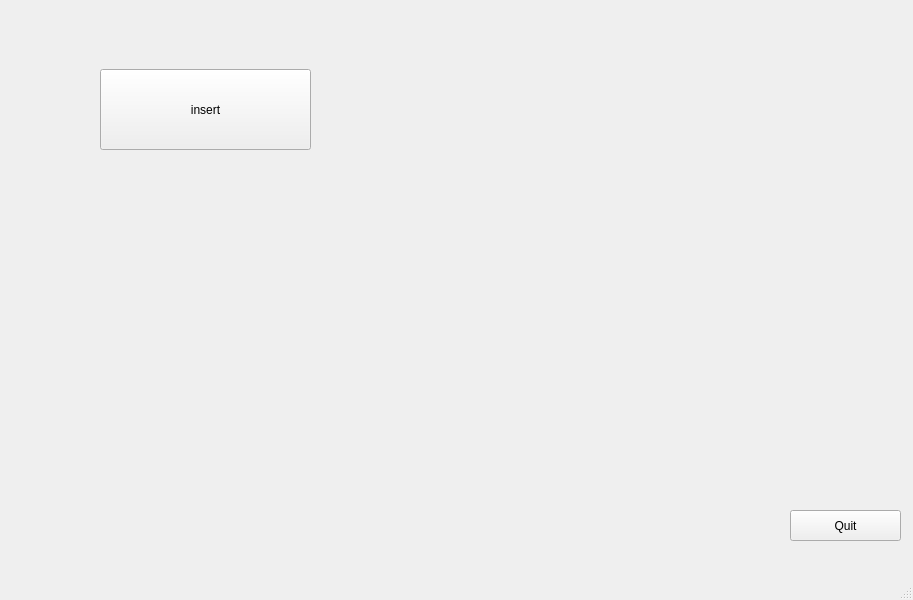
The window that mainwindow.ui (awmleer/grade-management) describes before a commit, drawn with Qt 5.
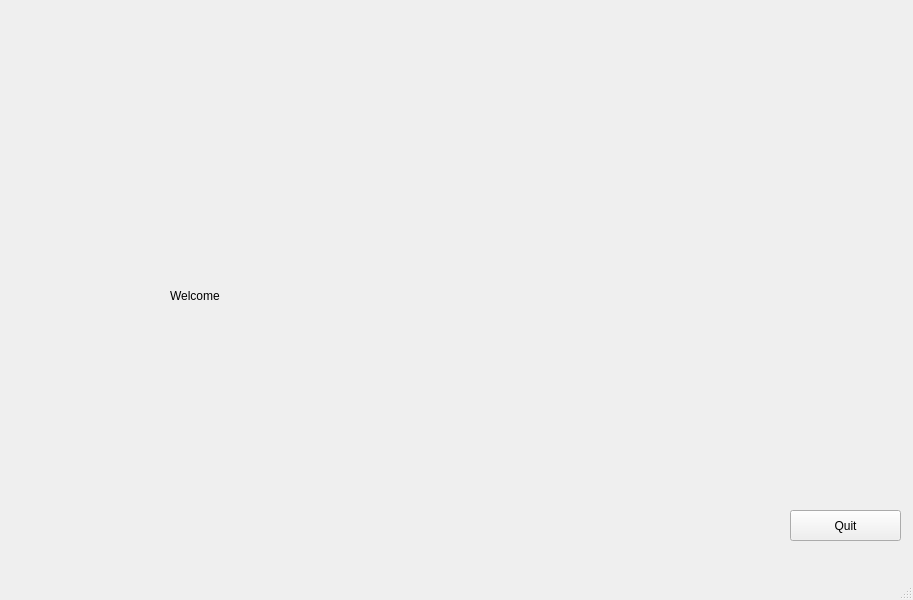
The same window after the commit.

Diff of the .ui file:
```diff
--- a/mainwindow.ui
+++ b/mainwindow.ui
@@ -27,17 +27,17 @@
      <string>Quit</string>
     </property>
    </widget>
-   <widget class="QPushButton" name="pushButton">
+   <widget class="QLabel" name="label">
     <property name="geometry">
      <rect>
-      <x>100</x>
-      <y>69</y>
-      <width>211</width>
-      <height>81</height>
+      <x>170</x>
+      <y>250</y>
+      <width>321</width>
+      <height>91</height>
      </rect>
     </property>
     <property name="text">
-     <string>insert</string>
+     <string>Welcome</string>
     </property>
    </widget>
   </widget>
```
